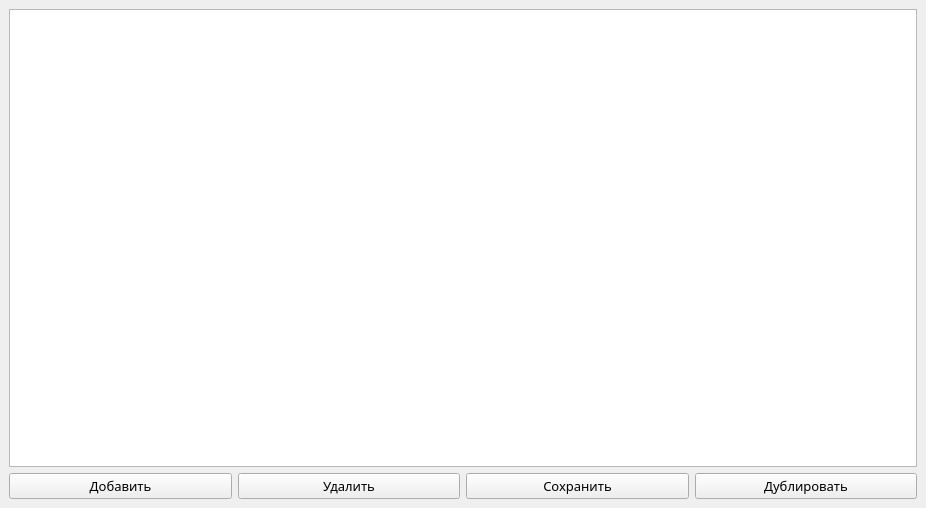
PrincePepper/DVFU_Course_work_2020_yeticup, file ui_files/players.ui: the form before one commit.
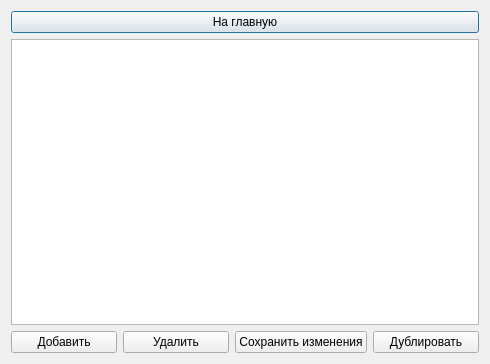
The form after the commit.

Commit message: теперь главное окно, списки команд и участников - адаптивные окна

What changed in the file:
```diff
--- a/ui_files/players.ui
+++ b/ui_files/players.ui
@@ -1,58 +1,33 @@
 <?xml version="1.0" encoding="UTF-8"?>
 <ui version="4.0">
- <class>MainWindow</class>
- <widget class="QMainWindow" name="MainWindow">
+ <class>Dialog</class>
+ <widget class="QDialog" name="Dialog">
   <property name="geometry">
    <rect>
     <x>0</x>
     <y>0</y>
-    <width>926</width>
-    <height>508</height>
+    <width>490</width>
+    <height>364</height>
    </rect>
   </property>
   <property name="windowTitle">
    <string>MainWindow</string>
   </property>
-  <widget class="QWidget" name="centralwidget">
-   <property name="maximumSize">
-    <size>
-     <width>1080</width>
-     <height>800</height>
-    </size>
-   </property>
-   <property name="font">
-    <font>
-     <family>Forward</family>
-     <pointsize>10</pointsize>
-     <weight>75</weight>
-     <bold>true</bold>
-    </font>
-   </property>
-   <layout class="QGridLayout" name="gridLayout">
-    <item row="0" column="0">
-     <widget class="QTableWidget" name="table">
-      <attribute name="horizontalHeaderDefaultSectionSize">
-       <number>400</number>
-      </attribute>
-      <attribute name="horizontalHeaderShowSortIndicator" stdset="0">
-       <bool>true</bool>
-      </attribute>
-      <attribute name="horizontalHeaderStretchLastSection">
-       <bool>true</bool>
-      </attribute>
-     </widget>
-    </item>
-    <item row="1" column="0">
+  <layout class="QVBoxLayout" name="verticalLayout">
+   <item>
+    <widget class="QPushButton" name="to_main_window_button">
+     <property name="text">
+      <string>На главную</string>
+     </property>
+    </widget>
+   </item>
+   <item>
+    <widget class="QTableWidget" name="table"/>
+   </item>
+   <item>
      <layout class="QHBoxLayout" name="horizontalLayout">
       <item>
        <widget class="QPushButton" name="add_button">
-        <property name="font">
-         <font>
-          <family>Sans</family>
-          <weight>50</weight>
-          <bold>false</bold>
-         </font>
-        </property>
         <property name="text">
          <string>Добавить</string>
         </property>
@@ -60,13 +35,6 @@
       </item>
       <item>
        <widget class="QPushButton" name="delete_button">
-        <property name="font">
-         <font>
-          <family>Sans</family>
-          <weight>50</weight>
-          <bold>false</bold>
-         </font>
-        </property>
         <property name="text">
          <string>Удалить</string>
         </property>
@@ -74,32 +42,13 @@
       </item>
       <item>
        <widget class="QPushButton" name="save_button">
-        <property name="font">
-         <font>
-          <weight>50</weight>
-          <bold>false</bold>
-         </font>
-        </property>
         <property name="text">
-         <string>Сохранить</string>
+        <string>Сохранить изменения</string>
         </property>
        </widget>
       </item>
       <item>
        <widget class="QPushButton" name="duplicate_button">
-        <property name="minimumSize">
-         <size>
-          <width>100</width>
-          <height>0</height>
-         </size>
-        </property>
-        <property name="font">
-         <font>
-          <family>Sans</family>
-          <weight>50</weight>
-          <bold>false</bold>
-         </font>
-        </property>
         <property name="text">
          <string>Дублировать</string>
         </property>
@@ -108,7 +57,6 @@
      </layout>
     </item>
    </layout>
-  </widget>
  </widget>
  <resources/>
  <connections/>
```
Left out of the diff: 2 changed lines with no effect on the pictures. Lines whose indentation alone changed are shown as unchanged. The commit also changes 3 other files.
